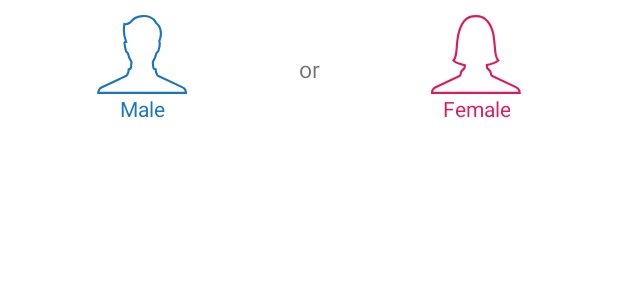
After one commit to usamayasin/Booking-App, an Android app: the layout gender_selection_dialog.xml on its own in the app's theme, with its tools: preview values and no code run, on a phone screen of 412 x 824 dp. The commit adds this screen. Shown: the top 300 px of the screen. Run offline under Robolectric (Android 15) with nearby library versions, the phone set to English and light mode, and no system bars.

Commit message:
Show gender selection dialog on seat click Done but code is commented

```diff
--- a/app/src/main/java/com/app/faisalmovers/SeatSelectionActivity.kt
+++ b/app/src/main/java/com/app/faisalmovers/SeatSelectionActivity.kt
@@ -1,17 +1,25 @@
 package com.app.faisalmovers
 
+import android.app.Dialog
+import android.content.Context
 import android.content.Intent
 import android.graphics.Color
+import android.graphics.drawable.ColorDrawable
 import android.os.Bundle
 import android.view.View
+import android.view.Window
 import android.widget.ImageView
+import android.widget.LinearLayout
+import android.widget.TextView
 import androidx.appcompat.app.AppCompatActivity
 import androidx.cardview.widget.CardView
 
 class SeatSelectionActivity : AppCompatActivity() {
 
-    private val seatsList = ArrayList<Seat>()
+    private var genderSelectionDialog: Dialog? = null
     private lateinit var seatsAdapter: SeatsAdapter
+    private var ivGenderMale: ImageView? = null
+    private var ivGenderFemale: ImageView? = null
 
     override fun onCreate(savedInstanceState: Bundle?) {
         super.onCreate(savedInstanceState)
@@ -28,6 +36,7 @@ class SeatSelectionActivity : AppCompatActivity() {
         var selectedSeat: CardView? = null;
         selectedSeat = findViewById(view.id);
         controlSeatSelection(selectedSeat)
+        //showGenderSelectionDialog(this@SeatSelectionActivity, selectedSeat)
     }
 
     fun controlSeatSelection(cardView: CardView) {
@@ -37,4 +46,35 @@ class SeatSelectionActivity : AppCompatActivity() {
             cardView.setCardBackgroundColor(Color.WHITE)
         }
     }
+
+    private fun showGenderSelectionDialog(context: Context, selectedSeat: CardView) {
+
+        genderSelectionDialog = Dialog(context)
+        genderSelectionDialog?.requestWindowFeature(Window.FEATURE_NO_TITLE)
+        genderSelectionDialog?.setContentView(R.layout.gender_selection_dialog)
+        genderSelectionDialog?.window!!.setBackgroundDrawable(ColorDrawable(Color.TRANSPARENT))
+        genderSelectionDialog?.show()
+
+        ivGenderMale = genderSelectionDialog?.findViewById(R.id.iv_gender_male)
+        ivGenderMale?.setOnClickListener {
+            controlSeatSelection(selectedSeat, true)
+        }
+
+        ivGenderFemale = genderSelectionDialog?.findViewById(R.id.iv_gender_female)
+        ivGenderFemale?.setOnClickListener {
+            controlSeatSelection(selectedSeat, false)
+        }
+    }
+    fun controlSeatSelection(cardView: CardView, gender: Boolean) {
+        if (gender) {
+            cardView.setCardBackgroundColor(resources.getColor(R.color.male_text_color))
+        } else {
+            cardView.setCardBackgroundColor(resources.getColor(R.color.female_text_color))
+        }
+
+        val firstChild: LinearLayout = cardView.getChildAt(0) as LinearLayout
+        val tvChild: TextView = firstChild.getChildAt(0) as TextView
+        tvChild.setTextColor(resources.getColor(R.color.white))
+        genderSelectionDialog?.dismiss()
+    }
 }
--- /dev/null
+++ b/app/src/main/res/drawable/gender_selection_dialog_background.xml
@@ -0,0 +1,9 @@
+<shape
+    xmlns:android="http://schemas.android.com/apk/res/android"
+    android:shape="rectangle">
+    <solid android:color="#ffffff"/>
+    <corners android:radius="10dp" />
+
+    <padding android:left="10dp" android:top="10dp"
+        android:right="10dp" android:bottom="10dp" />
+</shape>
--- /dev/null
+++ b/app/src/main/res/drawable/ic_female_icon.xml
@@ -0,0 +1,7 @@
+<vector android:autoMirrored="true" android:height="52.394127dp"
+    android:viewportHeight="183.72" android:viewportWidth="210.39"
+    android:width="60dp" xmlns:android="http://schemas.android.com/apk/res/android">
+    <path android:fillColor="#00000000"
+        android:pathData="M207.33,181.22H2.54a11.94,11.94 0,0 1,4.89 -11.09,41.88 41.88,0 0,1 7.08,-4q25.95,-12.24 52,-24.35A3.83,3.83 0,0 0,69 138.5c0.94,-5.77 3.18,-10.82 8.44,-14a2.25,2.25 0,0 0,1 -1.36c0.3,-2.15 0.46,-4.32 0.67,-6.44 -4.83,-1.31 -9.51,-2.4 -14.07,-3.86a32.22,32.22 0,0 1,-12.57 -6.93c4.82,-5.28 5.75,-11.85 6.53,-18.32 1.18,-9.8 1.73,-19.67 2.82,-29.48 1.48,-13.43 4.31,-26.51 11.7,-38.13C79,11.26 86.33,4.63 96.79,3.2c16.15,-2.19 28.55,0 39.64,17.3 6.22,9.71 9.15,20.67 10.6,32 1.26,9.79 1.81,19.66 2.83,29.48 0.44,4.19 1.13,8.37 2,12.5s2.06,8.18 5.42,11.41c-7.76,6.57 -17.11,8.58 -26.82,10.57 0.28,2.4 0.52,4.77 0.86,7.12 0.05,0.35 0.51,0.71 0.87,0.93 5.28,3.2 7.52,8.32 8.45,14a3.92,3.92 0,0 0,2.65 3.38q26.94,12.56 53.84,25.23c3.83,1.8 7.41,3.92 9,8.13A42.6,42.6 0,0 1,207.33 181.22Z"
+        android:strokeColor="#da1c5c" android:strokeWidth="5"/>
+</vector>
--- /dev/null
+++ b/app/src/main/res/drawable/ic_male_icon.xml
@@ -0,0 +1,7 @@
+<vector android:autoMirrored="true" android:height="52.77112dp"
+    android:viewportHeight="184.91" android:viewportWidth="210.24"
+    android:width="60dp" xmlns:android="http://schemas.android.com/apk/res/android">
+    <path android:fillColor="#00000000"
+        android:pathData="M137.11,127.27c-0.8,5.67 1.67,10.08 4.34,14.4 0.38,0.62 1.35,0.91 2.09,1.26q27,12.69 54,25.38a29.09,29.09 0,0 1,5.26 3.08,12.24 12.24,0 0,1 4.88,11H3a37.69,37.69 0,0 1,1.11 -5.8c1.25,-3.53 4,-5.78 7.29,-7.35q20.13,-9.54 40.26,-19c5.32,-2.51 10.69,-4.9 16,-7.46a6.31,6.31 0,0 0,2.57 -2.34c2.31,-4 4.4,-8.11 3.58,-13.12a8,8 0,0 1,1.64 -0.65c2.95,-0.49 4,-2.25 4,-5.15 0.09,-3.38 0.68,-6.75 1,-10.12a4.12,4.12 0,0 0,-0.46 -2.33A68.72,68.72 0,0 1,72 89.67a2.71,2.71 0,0 0,-2 -2.32,4.38 4.38,0 0,1 -2.28,-2.87c-1.37,-5.84 -2.71,-11.71 -3.61,-17.64 -0.46,-3.09 0.55,-3.79 4,-4.07 -5.59,-13.42 -6.52,-27.25 -4.19,-41.54 7.66,1.87 13.12,-2.09 17.14,-7.34C89.77,2.54 111.71,-0.49 125,5.53a24,24 0,0 1,12.12 11.36,5.74 5.74,0 0,0 1.29,1.81c9.49,8.2 12.09,18.78 10.35,30.68 -0.58,4 -2.08,7.85 -3.06,11.79a5.7,5.7 0,0 0,0.29 2.35,12.85 12.85,0 0,1 0.77,2.76 50.66,50.66 0,0 1,-3.65 18.29c-0.51,1.22 -2,2 -2.95,3.08A4.09,4.09 0,0 0,139 89.14a71.07,71.07 0,0 1,-8.2 20,3.64 3.64,0 0,0 -0.41,2.14c0.41,4.27 0.85,8.55 1.42,12.81a2.8,2.8 0,0 0,1.42 1.68A33.33,33.33 0,0 0,137.11 127.27Z"
+        android:strokeColor="#1b75bc" android:strokeWidth="5"/>
+</vector>
--- /dev/null
+++ b/app/src/main/res/layout/gender_selection_dialog.xml
@@ -0,0 +1,73 @@
+<?xml version="1.0" encoding="utf-8"?>
+<LinearLayout xmlns:android="http://schemas.android.com/apk/res/android"
+    android:layout_width="match_parent"
+    android:layout_height="wrap_content"
+    android:orientation="horizontal"
+    android:gravity="center"
+    android:paddingStart="@dimen/_30sdp"
+    android:paddingEnd="@dimen/_30sdp"
+    android:paddingLeft="@dimen/_30sdp"
+    android:paddingRight="@dimen/_30sdp"
+    android:background="@drawable/gender_selection_dialog_background">
+
+    <LinearLayout
+        android:layout_width="match_parent"
+        android:layout_height="wrap_content"
+        android:orientation="vertical"
+        android:layout_weight="1"
+        android:gravity="center">
+
+        <androidx.appcompat.widget.AppCompatImageView
+            android:id="@+id/iv_gender_male"
+            android:layout_width="wrap_content"
+            android:layout_height="wrap_content"
+            android:src="@drawable/ic_male_icon"
+            android:clickable="true"/>
+
+        <com.google.android.material.textview.MaterialTextView
+            android:id="@+id/materialTextView"
+            android:layout_width="wrap_content"
+            android:layout_height="wrap_content"
+            android:text="@string/male"
+            android:textColor="@color/male_text_color" />
+
+    </LinearLayout>
+
+    <com.google.android.material.textview.MaterialTextView
+        android:id="@+id/tv_male"
+        android:layout_width="match_parent"
+        android:layout_height="wrap_content"
+        android:gravity="center"
+        android:text="@string/or"
+        android:textSize="@dimen/_12sdp"
+        android:layout_weight="1"
+        android:layout_marginStart="@dimen/_20sdp"
+        android:layout_marginLeft="@dimen/_20sdp"
+        android:layout_marginRight="@dimen/_20sdp"
+        android:layout_marginEnd="@dimen/_20sdp" />
+
+    <LinearLayout
+        android:layout_width="match_parent"
+        android:layout_height="wrap_content"
+        android:orientation="vertical"
+        android:layout_weight="1"
+        android:gravity="center">
+
+        <androidx.appcompat.widget.AppCompatImageView
+            android:id="@+id/iv_gender_female"
+            android:layout_width="wrap_content"
+            android:layout_height="wrap_content"
+            android:src="@drawable/ic_female_icon" />
+
+        <com.google.android.material.textview.MaterialTextView
+            android:id="@+id/tv_female"
+            android:layout_width="wrap_content"
+            android:layout_height="wrap_content"
+            android:gravity="center"
+            android:text="@string/female"
+            android:clickable="true"
+            android:textColor="@color/female_text_color" />
+
+    </LinearLayout>
+
+</LinearLayout>
--- a/app/src/main/res/values/colors.xml
+++ b/app/src/main/res/values/colors.xml
@@ -19,4 +19,6 @@
     <color name="invoice_separator">#dddddd</color>
     <color name="invoice_booking_info">#727273</color>
     <color name="invoice_view">#595858</color>
+    <color name="female_text_color">#da1c5c</color>
+    <color name="male_text_color">#1b75bc</color>
 </resources>
--- a/app/src/main/res/values/strings.xml
+++ b/app/src/main/res/values/strings.xml
@@ -27,4 +27,7 @@
     <string name="nic">NIC</string>
     <string name="total_price">Total Price</string>
     <string name="paid">Paid</string>
+    <string name="male">Male</string>
+    <string name="female">Female</string>
+    <string name="or">or</string>
 </resources>
```
